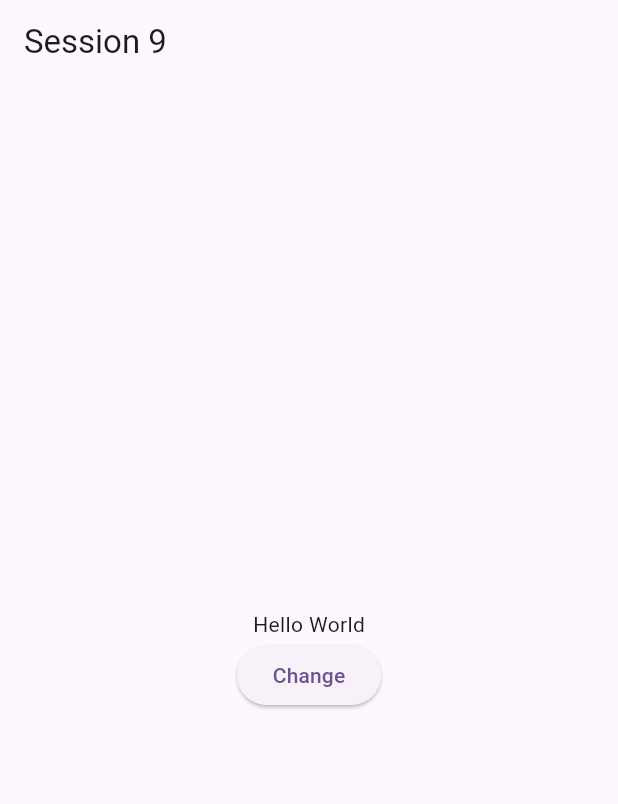
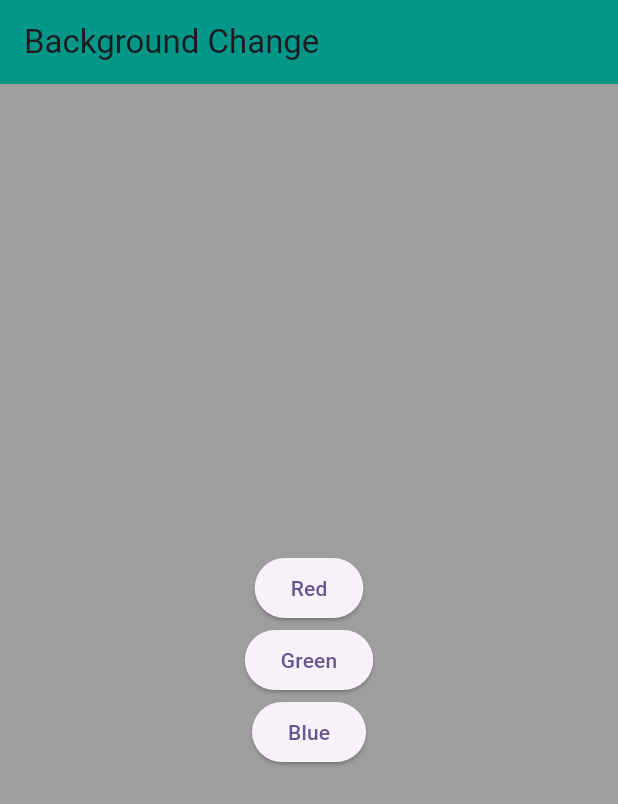
Before and after one commit to abidroid/session9-stateful, a Flutter app: the screen it shows after launch, on a phone screen of 412 x 824 dp. Shown: the top 804 px of the screen. Run offline on Flutter 3.47's test engine with Material 3 defaults, Android fonts, the phone set to English and light mode, and no system bars.

Commit message:
second screen added
changing background color

```diff
--- a/lib/main.dart
+++ b/lib/main.dart
@@ -1,5 +1,6 @@
 import 'package:flutter/material.dart';
 import 'package:session9/screens/first_screen.dart';
+import 'package:session9/screens/second_screen.dart';
 
 void main() {
   runApp(const MyApp());
@@ -32,7 +33,7 @@ class MyApp extends StatelessWidget {
         colorScheme: ColorScheme.fromSeed(seedColor: Colors.deepPurple),
         useMaterial3: true,
       ),
-      home: const FirstScreen(),
+      home: const SecondScreen(),
     );
   }
 }
--- /dev/null
+++ b/lib/screens/second_screen.dart
@@ -0,0 +1,54 @@
+import 'package:flutter/material.dart';
+
+class SecondScreen extends StatefulWidget {
+  const SecondScreen({super.key});
+
+  @override
+  State<SecondScreen> createState() => _SecondScreenState();
+}
+
+class _SecondScreenState extends State<SecondScreen> {
+
+  // type inference
+
+  // initial state
+  Color bgColor = Colors.grey;
+
+
+  @override
+  Widget build(BuildContext context) {
+    return Scaffold(
+      backgroundColor: bgColor,
+      appBar: AppBar(
+        backgroundColor: Colors.teal,
+        title: const Text('Background Change'),
+      ),
+      body: Center(
+        child: Column(
+          mainAxisSize: MainAxisSize.min,
+          children: [
+            ElevatedButton(onPressed: (){
+
+              setState(() {
+                bgColor = Colors.red;
+
+              });
+
+            }, child: const Text('Red')),
+            ElevatedButton(onPressed: (){
+              setState(() {
+                bgColor = Colors.green;
+              });
+            }, child: const Text('Green')),
+            ElevatedButton(onPressed: (){
+              setState(() {
+                bgColor = Colors.blue;
+              });
+            }, child: const Text('Blue')),
+
+          ],
+        ),
+      ),
+    );
+  }
+}
```
